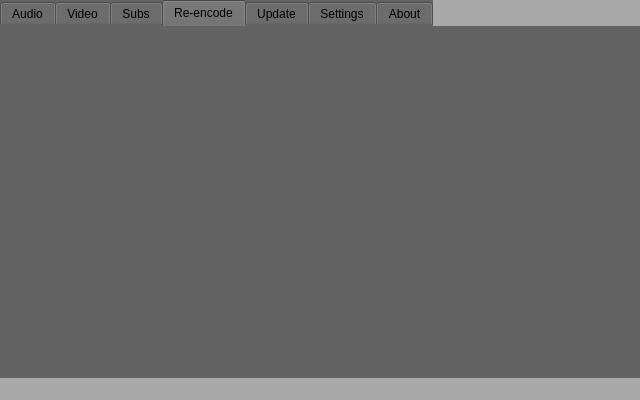
Before: the Qt Designer form gui.ui in KoleckOLP/yt-dl, drawn with Qt 5.
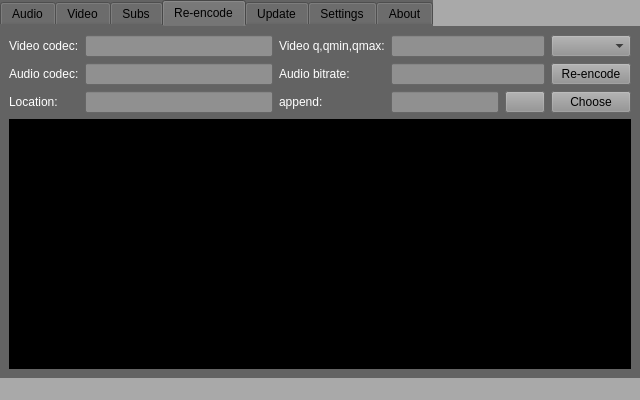
After: the same form once the commit is applied. The open tabs and pages were chosen to show the change. Icons and pictures are not drawn.

Commit message: added most of re-encode

```diff
--- a/gui.ui
+++ b/gui.ui
@@ -481,6 +481,163 @@
        <attribute name="title">
         <string>Re-encode</string>
        </attribute>
+       <layout class="QGridLayout" name="gridLayout_5">
+        <item row="1" column="2">
+         <widget class="QLabel" name="ree_videoq_label">
+          <property name="styleSheet">
+           <string notr="true">Color: #FFFFFF;</string>
+          </property>
+          <property name="text">
+           <string>Video q,qmin,qmax:</string>
+          </property>
+         </widget>
+        </item>
+        <item row="1" column="6">
+         <widget class="QComboBox" name="ree_settings_combobox">
+          <property name="styleSheet">
+           <string notr="true">background-color: #909090;</string>
+          </property>
+         </widget>
+        </item>
+        <item row="1" column="0">
+         <widget class="QLabel" name="ree_videoc_label">
+          <property name="styleSheet">
+           <string notr="true">Color: #FFFFFF;</string>
+          </property>
+          <property name="text">
+           <string>Video codec:</string>
+          </property>
+         </widget>
+        </item>
+        <item row="2" column="1">
+         <widget class="QLineEdit" name="ree_audioc_bar">
+          <property name="styleSheet">
+           <string notr="true">background-color: #909090;</string>
+          </property>
+         </widget>
+        </item>
+        <item row="2" column="2">
+         <widget class="QLabel" name="ree_audiob_label">
+          <property name="styleSheet">
+           <string notr="true">Color: #FFFFFF;</string>
+          </property>
+          <property name="text">
+           <string>Audio bitrate:</string>
+          </property>
+         </widget>
+        </item>
+        <item row="4" column="1">
+         <widget class="QLineEdit" name="ree_location_bar">
+          <property name="styleSheet">
+           <string notr="true">background-color: #909090;</string>
+          </property>
+         </widget>
+        </item>
+        <item row="4" column="2">
+         <widget class="QLabel" name="ree_append_label">
+          <property name="styleSheet">
+           <string notr="true">Color: #FFFFFF;</string>
+          </property>
+          <property name="text">
+           <string>append:</string>
+          </property>
+         </widget>
+        </item>
+        <item row="1" column="1">
+         <widget class="QLineEdit" name="ree_videoc_bar">
+          <property name="styleSheet">
+           <string notr="true">background-color: #909090;</string>
+          </property>
+         </widget>
+        </item>
+        <item row="2" column="0">
+         <widget class="QLabel" name="ree_audioc_label">
+          <property name="styleSheet">
+           <string notr="true">Color: #FFFFFF;</string>
+          </property>
+          <property name="text">
+           <string>Audio codec:</string>
+          </property>
+         </widget>
+        </item>
+        <item row="4" column="6">
+         <widget class="QPushButton" name="ree_choose_button">
+          <property name="styleSheet">
+           <string notr="true">background-color: #909090;</string>
+          </property>
+          <property name="text">
+           <string>Choose</string>
+          </property>
+         </widget>
+        </item>
+        <item row="2" column="6">
+         <widget class="QPushButton" name="ree_reencode_button">
+          <property name="styleSheet">
+           <string notr="true">background-color: #909090;</string>
+          </property>
+          <property name="text">
+           <string>Re-encode</string>
+          </property>
+         </widget>
+        </item>
+        <item row="4" column="3" colspan="2">
+         <widget class="QLineEdit" name="ree_append_bar">
+          <property name="styleSheet">
+           <string notr="true">background-color: #909090;</string>
+          </property>
+         </widget>
+        </item>
+        <item row="6" column="0" colspan="7">
+         <widget class="QTextBrowser" name="ree_output_console">
+          <property name="font">
+           <font>
+            <pointsize>10</pointsize>
+           </font>
+          </property>
+          <property name="styleSheet">
+           <string notr="true">background-color: #000000; color: #FFFFFF;</string>
+          </property>
+         </widget>
+        </item>
+        <item row="4" column="0">
+         <widget class="QLabel" name="ree_location_label">
+          <property name="styleSheet">
+           <string notr="true">Color: #FFFFFF;</string>
+          </property>
+          <property name="text">
+           <string>Location:</string>
+          </property>
+         </widget>
+        </item>
+        <item row="4" column="5">
+         <widget class="QPushButton" name="ree_folder_button">
+          <property name="styleSheet">
+           <string notr="true">background-color: #909090;</string>
+          </property>
+          <property name="text">
+           <string/>
+          </property>
+          <property name="icon">
+           <iconset>
+            <normaloff>folder-open-solid.svg</normaloff>folder-open-solid.svg</iconset>
+          </property>
+         </widget>
+        </item>
+        <item row="2" column="3" colspan="3">
+         <widget class="QLineEdit" name="ree_audiob_bar">
+          <property name="styleSheet">
+           <string notr="true">background-color: #909090;</string>
+          </property>
+         </widget>
+        </item>
+        <item row="1" column="3" colspan="3">
+         <widget class="QLineEdit" name="ree_videoq_bar">
+          <property name="styleSheet">
+           <string notr="true">background-color: #909090;</string>
+          </property>
+         </widget>
+        </item>
+       </layout>
       </widget>
       <widget class="QWidget" name="update_tab">
        <attribute name="title">
```
Left out of the diff: 315 changed lines with no effect on the pictures. The commit also changes 3 other files.
